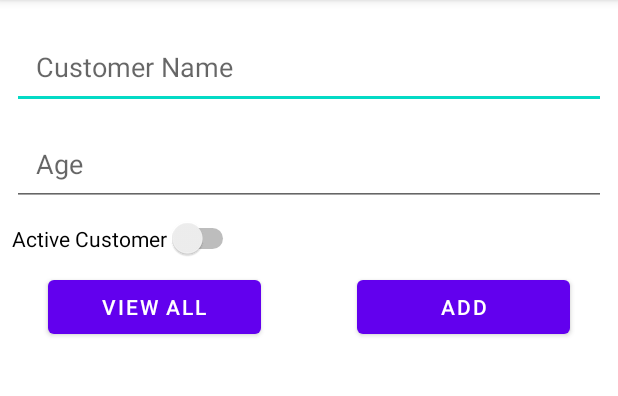
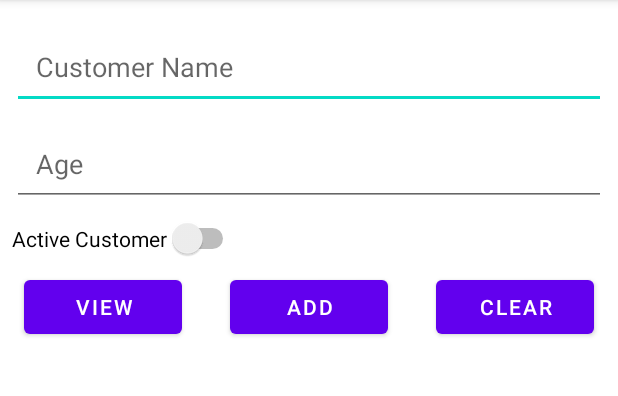
Before and after one commit to fsampson30/SqliteStudy, an Android app: the screen it shows after launch (MainActivity), on a phone screen of 412 x 824 dp, the part 84-480 px from its top. Run offline under Robolectric (Android 15) with nearby library versions, the phone set to English and light mode, and no system bars.

Commit message:
Created logic to access SQLite. Insert one, select all and delete all functioning.

```diff
--- a/app/src/main/java/com/sampson/sqlitestudy/DataBaseHelper.kt
+++ b/app/src/main/java/com/sampson/sqlitestudy/DataBaseHelper.kt
@@ -1,14 +1,33 @@
 package com.sampson.sqlitestudy
 
+import android.content.ContentValues
 import android.content.Context
 import android.database.sqlite.SQLiteDatabase
 import android.database.sqlite.SQLiteOpenHelper
+import android.provider.BaseColumns
+import android.util.Log
+import kotlin.math.log
 
-class DataBaseHelper(context: Context) : SQLiteOpenHelper(context, DATABASE_NAME, null, DATABASE_VERSION){
+private const val TAG = "DataBaseHelper"
+
+private const val SQL_CREATE_TABLE =
+    "CREATE TABLE ${DataBaseContract.StructureBase.TABLE_NAME} (" +
+            "${BaseColumns._ID} INTEGER PRIMARY KEY AUTOINCREMENT," +
+            "${DataBaseContract.StructureBase.COLUMN_NAME} TEXT," +
+            "${DataBaseContract.StructureBase.COLUMN_AGE} INT," +
+            "${DataBaseContract.StructureBase.COLUMN_IS_ACTIVE} BOOLEAN)"
+
+private const val SQL_DROP_TABLE =
+    "DROP TABLE IF EXISTS ${DataBaseContract.StructureBase.TABLE_NAME}"
 
 
+class DataBaseHelper(context: Context) :
+    SQLiteOpenHelper(context, DATABASE_NAME, null, DATABASE_VERSION) {
+
+    val db = this.readableDatabase
+
     override fun onCreate(db: SQLiteDatabase?) {
-        TODO("Not yet implemented")
+        db?.execSQL(SQL_CREATE_TABLE)
     }
 
     override fun onUpgrade(db: SQLiteDatabase?, oldVersion: Int, newVersion: Int) {
@@ -19,4 +38,35 @@ class DataBaseHelper(context: Context) : SQLiteOpenHelper(context, DATABASE_NAME
         const val DATABASE_VERSION = 1
         const val DATABASE_NAME = "person.db"
     }
+
+    fun insertPerson(person: Person): Boolean {
+        val db = this.writableDatabase
+        val values = ContentValues().apply {
+            put(DataBaseContract.StructureBase.COLUMN_NAME, person.name)
+            put(DataBaseContract.StructureBase.COLUMN_AGE, person.age)
+            put(DataBaseContract.StructureBase.COLUMN_IS_ACTIVE, person.isActive)
+        }
+        val newRowId = db.insert(DataBaseContract.StructureBase.TABLE_NAME, null, values)
+        Log.i(TAG, newRowId.toString())
+        return true
+    }
+
+    fun selectAll() {
+        val cursor =
+            db.query(DataBaseContract.StructureBase.TABLE_NAME, null, null, null, null, null, null)
+        with(cursor) {
+            while (moveToNext()) {
+                Log.i(TAG, cursor.getString(0))
+                Log.i(TAG, cursor.getString(1))
+                Log.i(TAG, cursor.getString(2))
+                Log.i(TAG, if (cursor.getString(3) == "1") "true" else "false")
+            }
+        }
+    }
+
+
+    fun deleteAll() {
+        val deletedRows = db.delete(DataBaseContract.StructureBase.TABLE_NAME, null, null)
+        Log.i(TAG, deletedRows.toString())
+    }
 }
--- a/app/src/main/java/com/sampson/sqlitestudy/MainActivity.kt
+++ b/app/src/main/java/com/sampson/sqlitestudy/MainActivity.kt
@@ -9,7 +9,7 @@ import android.widget.Toast
 import androidx.recyclerview.widget.LinearLayoutManager
 import androidx.recyclerview.widget.RecyclerView
 
-const val TAG = "MainActivity"
+private const val TAG = "MainActivity"
 
 class MainActivity : AppCompatActivity() {
 
@@ -18,10 +18,10 @@ class MainActivity : AppCompatActivity() {
     private lateinit var switch: Switch
     private lateinit var btnViewAll: Button
     private lateinit var btnAdd: Button
+    private lateinit var btnClear: Button
     private lateinit var rvItems: RecyclerView
     private lateinit var person: Person
     private lateinit var adapter: PersonAdapter
-
 
     override fun onCreate(savedInstanceState: Bundle?) {
         super.onCreate(savedInstanceState)
@@ -32,27 +32,33 @@ class MainActivity : AppCompatActivity() {
         switch = findViewById(R.id.switchActiveCustomer)
         btnViewAll = findViewById(R.id.btnViewAll)
         btnAdd = findViewById(R.id.btnAdd)
+        btnClear = findViewById(R.id.btnDeleteAll)
         rvItems = findViewById(R.id.rvItems)
 
         adapter = PersonAdapter(mutableListOf())
         rvItems.adapter = adapter
         rvItems.layoutManager = LinearLayoutManager(this)
 
+        val db = DataBaseHelper(this)
 
         btnViewAll.setOnClickListener {
-            Toast.makeText(this, "View All", Toast.LENGTH_SHORT).show()
+            db.selectAll()
         }
 
         btnAdd.setOnClickListener {
             if (validateFields()){
                 adapter.addPerson(captureFields())
                 clearFields()
+                db.insertPerson(person)
             } else {
                 etName.error = getString(R.string.necessary_field)
                 etAge.error = getString(R.string.necessary_field)
-
             }
 
+        }
+
+        btnClear.setOnClickListener{
+            db.deleteAll()
         }
 
         rvItems.setOnClickListener { position ->
--- a/app/src/main/res/layout/activity_main.xml
+++ b/app/src/main/res/layout/activity_main.xml
@@ -50,15 +50,16 @@
         app:layout_constraintStart_toStartOf="parent"
         app:layout_constraintTop_toBottomOf="@+id/etAge" />
 
+
     <Button
         android:id="@+id/btnViewAll"
         android:layout_width="0dp"
         android:layout_height="wrap_content"
-        android:layout_marginStart="32dp"
+        android:layout_marginStart="16dp"
         android:layout_marginTop="8dp"
-        android:layout_marginEnd="32dp"
+        android:layout_marginEnd="16dp"
         android:text="@string/view_all"
-        app:layout_constraintEnd_toStartOf="@id/btnAdd"
+        app:layout_constraintEnd_toStartOf="@+id/btnAdd"
         app:layout_constraintStart_toStartOf="parent"
         app:layout_constraintTop_toBottomOf="@+id/switchActiveCustomer" />
 
@@ -66,13 +67,24 @@
         android:id="@+id/btnAdd"
         android:layout_width="0dp"
         android:layout_height="wrap_content"
-        android:layout_marginStart="32dp"
+        android:layout_marginStart="16dp"
         android:layout_marginTop="8dp"
-        android:layout_marginEnd="32dp"
+        android:layout_marginEnd="16dp"
         android:text="@string/add"
+        app:layout_constraintEnd_toStartOf="@+id/btnDeleteAll"
+        app:layout_constraintStart_toEndOf="@id/btnViewAll"
+        app:layout_constraintTop_toBottomOf="@+id/switchActiveCustomer" />
+
+    <Button
+        android:id="@+id/btnDeleteAll"
+        android:layout_width="0dp"
+        android:layout_height="wrap_content"
+        android:layout_marginStart="16dp"
+        android:layout_marginTop="8dp"
+        android:layout_marginEnd="16dp"
+        android:text="@string/clear"
         app:layout_constraintEnd_toEndOf="parent"
-        app:layout_constraintHorizontal_bias="1.0"
-        app:layout_constraintStart_toEndOf="@+id/btnViewAll"
+        app:layout_constraintStart_toEndOf="@id/btnAdd"
         app:layout_constraintTop_toBottomOf="@+id/switchActiveCustomer" />
 
     <androidx.recyclerview.widget.RecyclerView
@@ -87,5 +99,9 @@
         app:layout_constraintBottom_toBottomOf="parent"
         app:layout_constraintEnd_toEndOf="parent"
         app:layout_constraintStart_toStartOf="parent"
-        app:layout_constraintTop_toBottomOf="@+id/btnViewAll" />
+        app:layout_constraintTop_toBottomOf="@+id/btnViewAll">
+
+    </androidx.recyclerview.widget.RecyclerView>
+
+
 </androidx.constraintlayout.widget.ConstraintLayout>
--- a/app/src/main/res/values/strings.xml
+++ b/app/src/main/res/values/strings.xml
@@ -4,7 +4,9 @@
     <string name="customer_name">Customer Name</string>
     <string name="age">Age</string>
     <string name="active_customer">Active Customer</string>
-    <string name="view_all">VIEW ALL</string>
+    <string name="view_all">VIEW</string>
     <string name="add">ADD</string>
     <string name="necessary_field">Necessary Field</string>
+    <string name="delete_all">Delete All</string>
+    <string name="clear">CLEAR</string>
 </resources>
```
Also changed, not shown: app/src/main/java/com/sampson/sqlitestudy/DataBaseContract.kt (+9 -0 lines).
